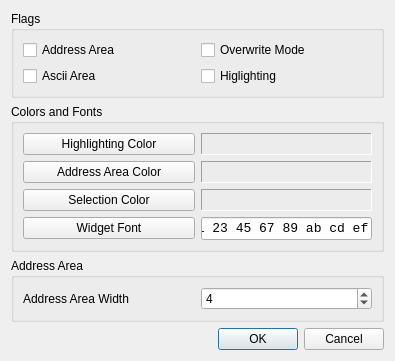
First picture: the form in trunk/example/optionsdialog.ui, repository Simsys/qhexedit2, before the edit.
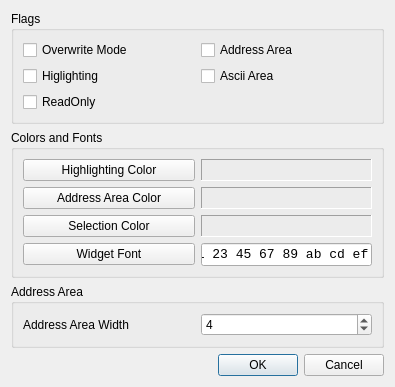
Second picture: the form after the edit.

Commit message: Release 0.5.3, 2011-08-29 -------------------------     - BugFix: Recursive call in "qhexedit.cpp" addressOffset()     - New Feature: Property readOnly

Patch:
```diff
--- a/trunk/example/optionsdialog.ui
+++ b/trunk/example/optionsdialog.ui
@@ -20,34 +20,41 @@
       <string>Flags</string>
      </property>
      <layout class="QGridLayout" name="gridLayout_2">
-      <item row="0" column="0">
-       <widget class="QCheckBox" name="cbAddressArea">
+      <item row="3" column="0">
+       <widget class="QCheckBox" name="cbReadOnly">
         <property name="text">
-         <string>Address Area</string>
+         <string>ReadOnly</string>
         </property>
        </widget>
       </item>
-      <item row="0" column="1">
+      <item row="2" column="0">
+       <widget class="QCheckBox" name="cbHighlighting">
+        <property name="text">
+         <string>Higlighting</string>
+        </property>
+       </widget>
+      </item>
+      <item row="1" column="0">
        <widget class="QCheckBox" name="cbOverwriteMode">
         <property name="text">
          <string>Overwrite Mode</string>
         </property>
        </widget>
       </item>
-      <item row="1" column="0">
+      <item row="1" column="1">
+       <widget class="QCheckBox" name="cbAddressArea">
+        <property name="text">
+         <string>Address Area</string>
+        </property>
+       </widget>
+      </item>
+      <item row="2" column="1">
        <widget class="QCheckBox" name="cbAsciiArea">
         <property name="text">
          <string>Ascii Area</string>
         </property>
        </widget>
       </item>
-      <item row="1" column="1">
-       <widget class="QCheckBox" name="cbHighlighting">
-        <property name="text">
-         <string>Higlighting</string>
-        </property>
-       </widget>
-      </item>
      </layout>
     </widget>
    </item>
```
Left out of the diff: 4 changed lines with no effect on the pictures. The commit also changes 20 other files.
